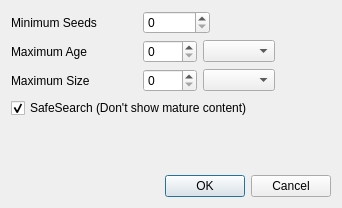
thegreyd/znotify, file advancedsearch.ui: the form before one commit.
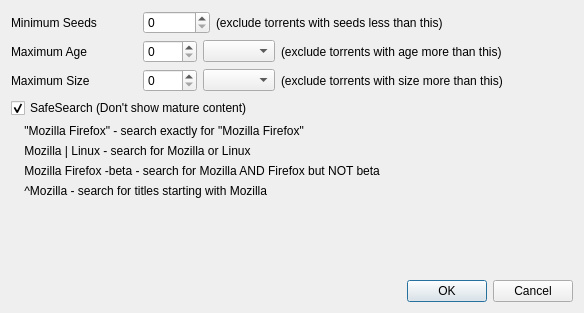
The form after the commit.

```diff
--- a/advancedsearch.ui
+++ b/advancedsearch.ui
@@ -6,8 +6,8 @@
    <rect>
     <x>0</x>
     <y>0</y>
-    <width>342</width>
-    <height>208</height>
+    <width>584</width>
+    <height>313</height>
    </rect>
   </property>
   <property name="windowTitle">
@@ -48,6 +48,13 @@
          </property>
         </widget>
        </item>
+       <item>
+        <widget class="QLabel" name="label_8">
+         <property name="text">
+          <string>(exclude torrents with seeds less than this)</string>
+         </property>
+        </widget>
+       </item>
        <item>
         <spacer name="horizontalSpacer_2">
          <property name="orientation">
@@ -98,6 +105,13 @@
        <item>
         <widget class="QComboBox" name="combo_age_unit"/>
        </item>
+       <item>
+        <widget class="QLabel" name="label_9">
+         <property name="text">
+          <string>(exclude torrents with age more than this)</string>
+         </property>
+        </widget>
+       </item>
        <item>
         <spacer name="horizontalSpacer_4">
          <property name="orientation">
@@ -151,6 +165,13 @@
        <item>
         <widget class="QComboBox" name="combo_size_unit"/>
        </item>
+       <item>
+        <widget class="QLabel" name="label_10">
+         <property name="text">
+          <string>(exclude torrents with size more than this)</string>
+         </property>
+        </widget>
+       </item>
        <item>
         <spacer name="horizontalSpacer_6">
          <property name="orientation">
@@ -180,6 +201,46 @@
        </item>
       </layout>
      </item>
+     <item>
+      <widget class="QLabel" name="label_7">
+       <property name="text">
+        <string>    &quot;Mozilla Firefox&quot; - search exactly for &quot;Mozilla Firefox&quot;</string>
+       </property>
+      </widget>
+     </item>
+     <item>
+      <layout class="QHBoxLayout" name="horizontalLayout_h"/>
+     </item>
+     <item>
+      <widget class="QLabel" name="label_3">
+       <property name="text">
+        <string>    Mozilla | Linux - search for Mozilla or Linux</string>
+       </property>
+      </widget>
+     </item>
+     <item>
+      <layout class="QHBoxLayout" name="horizontalLayout_l"/>
+     </item>
+     <item>
+      <widget class="QLabel" name="label_5">
+       <property name="text">
+        <string>    Mozilla Firefox -beta - search for Mozilla AND Firefox but NOT beta</string>
+       </property>
+      </widget>
+     </item>
+     <item>
+      <layout class="QHBoxLayout" name="horizontalLayout_k"/>
+     </item>
+     <item>
+      <widget class="QLabel" name="label_6">
+       <property name="text">
+        <string>    ^Mozilla - search for titles starting with Mozilla</string>
+       </property>
+      </widget>
+     </item>
+     <item>
+      <layout class="QHBoxLayout" name="horizontalLayout_j"/>
+     </item>
      <item>
       <spacer name="verticalSpacer">
        <property name="orientation">
```
